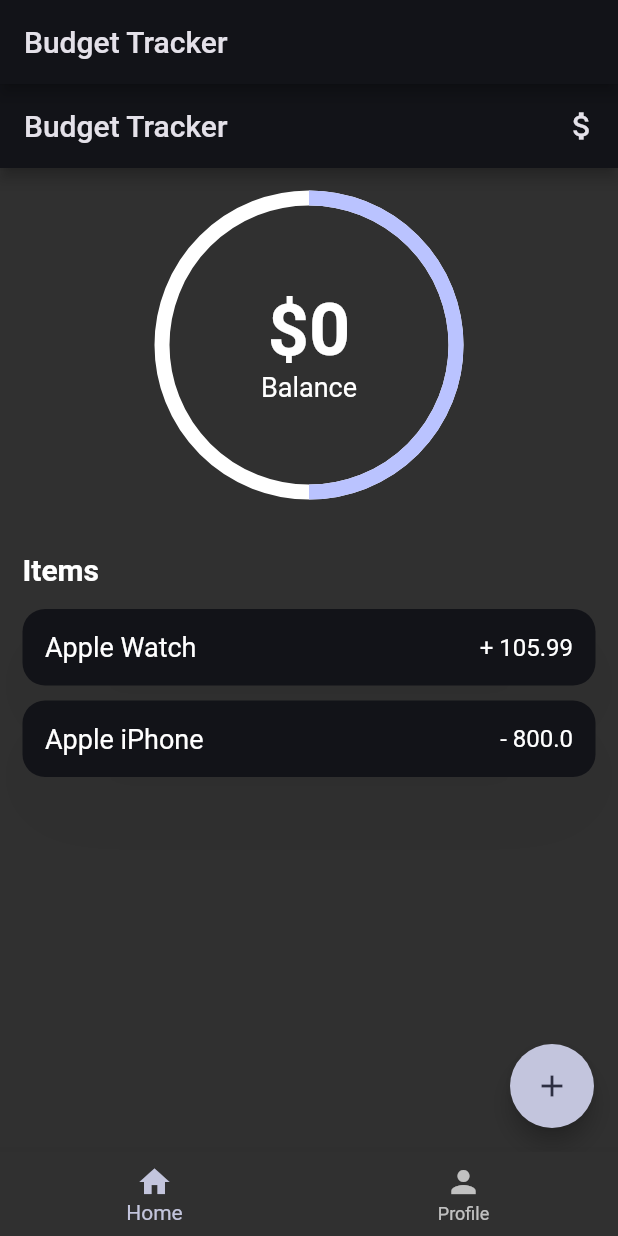
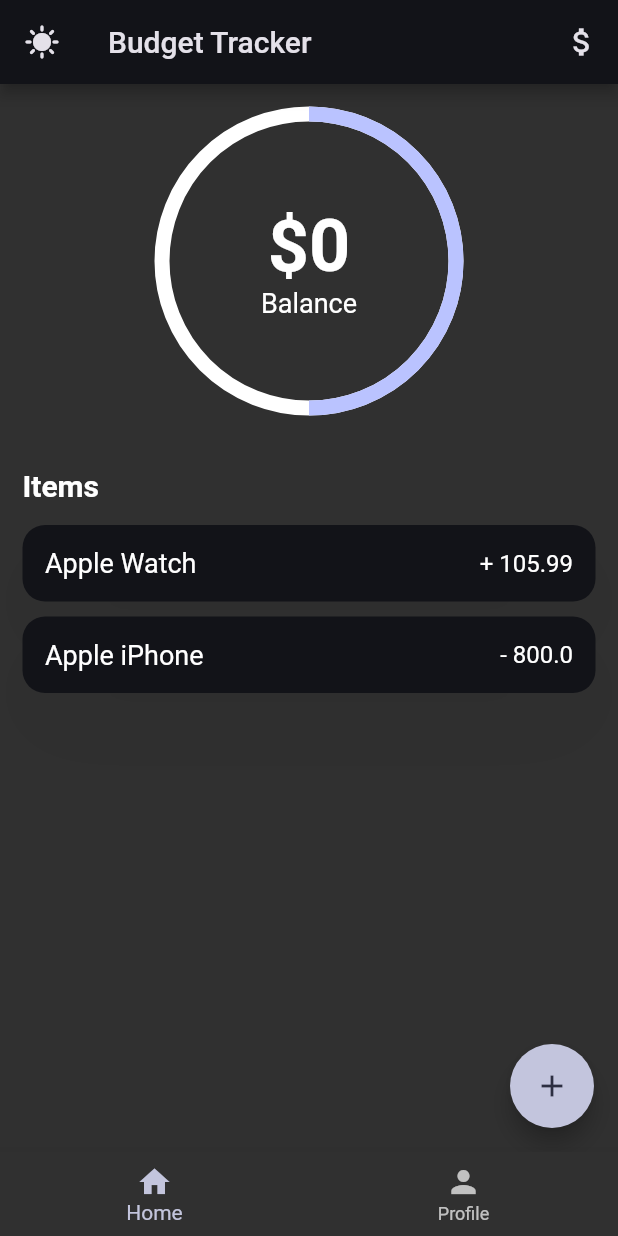
Before and after one commit to sebastienBellon/budget_tracker_flutter, a Flutter app: the screen it shows after launch, on a phone screen of 412 x 824 dp. Run offline on Flutter 3.47's test engine with Material 2 defaults, Android fonts, the phone set to English and light mode, and no system bars; drawn by our look-alikes of percent_indicator.

Commit message:
✨ add global state to manage light/dark mode

```diff
--- a/lib/main.dart
+++ b/lib/main.dart
@@ -1,4 +1,6 @@
+import 'package:budget_tracker/services/them_service.dart';
 import 'package:flutter/material.dart';
+import 'package:provider/provider.dart';
 
 import 'screens/home.dart';
 
@@ -11,6 +13,10 @@ class MyApp extends StatelessWidget {
 
   @override
   Widget build(BuildContext context) {
+    return ChangeNotifierProvider<ThemeService>(
+      create: (_) => ThemeService(),
+      child: Builder(builder: (BuildContext context) {
+        final themeService = Provider.of<ThemeService>(context);
         return MaterialApp(
           title: 'Tracker App',
           theme: ThemeData(
@@ -18,10 +24,13 @@ class MyApp extends StatelessWidget {
             // on MUI 3 from a single initial color
             colorScheme: ColorScheme.fromSeed(
               seedColor: Colors.indigo,
-          brightness: Brightness.dark,
+              brightness:
+                  themeService.darkTheme ? Brightness.dark : Brightness.light,
             ),
           ),
           home: const Home(),
         );
+      }),
+    );
   }
 }
--- a/lib/pages/home_page.dart
+++ b/lib/pages/home_page.dart
@@ -3,7 +3,6 @@ import 'package:flutter/material.dart';
 import 'package:percent_indicator/circular_percent_indicator.dart';
 
 import '../models/transaction_item.dart';
-import '../widgets/add_budget_dialog.dart';
 import '../widgets/transaction_card.dart';
 
 class HomePage extends StatefulWidget {
@@ -33,23 +32,6 @@ class _HomePageState extends State<HomePage> {
   Widget build(BuildContext context) {
     final screenSize = MediaQuery.of(context).size;
     return Scaffold(
-      appBar: AppBar(
-        title: const Text('Budget Tracker'),
-        actions: [
-          IconButton(
-            onPressed: () {
-              showDialog(
-                  context: context,
-                  builder: (context) {
-                    return AddBudgetDialog(
-                      setBudget: (budget) {},
-                    );
-                  });
-            },
-            icon: const Icon(Icons.attach_money),
-          )
-        ],
-      ),
       floatingActionButton: FloatingActionButton(
         onPressed: () {
           showDialog(
--- a/lib/screens/home.dart
+++ b/lib/screens/home.dart
@@ -1,6 +1,10 @@
 import 'package:budget_tracker/pages/home_page.dart';
 import 'package:budget_tracker/pages/profile_page.dart';
 import 'package:flutter/material.dart';
+import 'package:provider/provider.dart';
+
+import '../services/them_service.dart';
+import '../widgets/add_budget_dialog.dart';
 
 class Home extends StatefulWidget {
   const Home({Key? key}) : super(key: key);
@@ -24,9 +28,30 @@ class _HomeState extends State<Home> {
 
   @override
   Widget build(BuildContext context) {
+    final themeService = Provider.of<ThemeService>(context, listen: true);
     return Scaffold(
       appBar: AppBar(
         title: const Text('Budget Tracker'),
+        leading: IconButton(
+          onPressed: () {
+            themeService.darkTheme = !themeService.darkTheme;
+          },
+          icon: Icon(themeService.darkTheme ? Icons.sunny : Icons.dark_mode),
+        ),
+        actions: [
+          IconButton(
+            onPressed: () {
+              showDialog(
+                  context: context,
+                  builder: (context) {
+                    return AddBudgetDialog(
+                      setBudget: (budget) {},
+                    );
+                  });
+            },
+            icon: const Icon(Icons.attach_money),
+          )
+        ],
       ),
       body: pages[_currentPageIndex],
       bottomNavigationBar: BottomNavigationBar(
--- /dev/null
+++ b/lib/services/them_service.dart
@@ -0,0 +1,12 @@
+import 'package:flutter/material.dart';
+
+class ThemeService with ChangeNotifier {
+  bool _darkTheme = true;
+
+  bool get darkTheme => _darkTheme;
+
+  set darkTheme(bool value) {
+    _darkTheme = value;
+    notifyListeners();
+  }
+}
```
Lines whose indentation alone changed are shown as unchanged.
